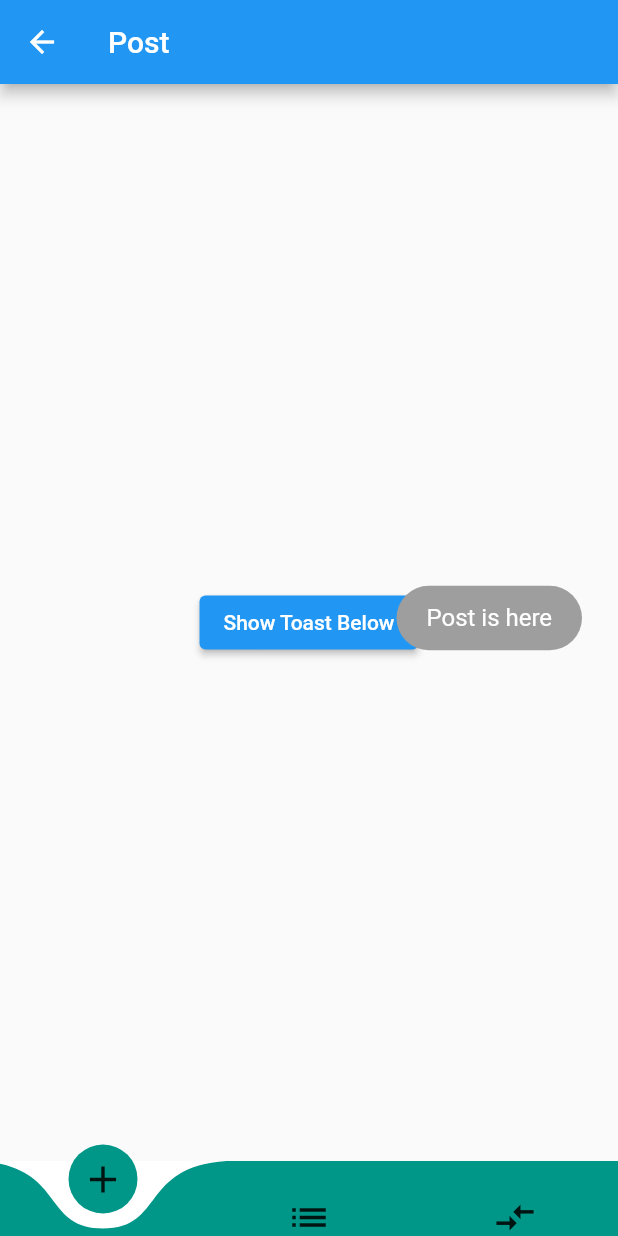
After one commit to IstiaqOsman/Flutter_Project_from_SDMGA, a Flutter app: the curved_n_bar screen opened directly, after a tap on "Show Toast Below", on a phone screen of 412 x 824 dp. The commit adds this screen. Run offline on Flutter 3.47's test engine with Material 2 defaults, Android fonts, the phone set to English and light mode, and no system bars; drawn by our look-alikes of curved_navigation_bar; our stand-ins replace fluttertoast.

Commit message:
added custom curved navigation bar to the project.

```diff
--- a/lib/drawer_folders/customDrawer.dart
+++ b/lib/drawer_folders/customDrawer.dart
@@ -1,6 +1,7 @@
 import 'dart:ui';
 import 'package:flutter/cupertino.dart';
 import 'package:flutter/material.dart';
+import 'package:untitled/drawer_folders/ui/curved_n_bar.dart';
 // import 'profilepage.dart';
 import 'home_page.dart';
 // import 'login_register_page.dart';
@@ -167,6 +168,17 @@ Widget customDrawer(BuildContext context){
                 },
               ),
             ),
+            Card(
+              borderOnForeground: true,
+              child:
+              ListTile(
+                leading: Icon(Icons.people),
+                title: Text('Curved Navigation Bar'),
+                onTap: (){
+                  Navigator.of(context).push(MaterialPageRoute(builder: (context) => curved_n_bar()));
+                },
+              ),
+            ),
           ],
         ),
     ),
--- /dev/null
+++ b/lib/drawer_folders/ui/curved_n_bar.dart
@@ -0,0 +1,49 @@
+import 'package:curved_navigation_bar/curved_navigation_bar.dart';
+import 'package:flutter/cupertino.dart';
+import 'package:flutter/material.dart';
+import 'package:fluttertoast/fluttertoast.dart';
+import 'package:untitled/drawer_folders/ui/post.dart';
+import 'package:untitled/drawer_folders/ui/dashboard.dart';
+import 'package:untitled/drawer_folders/ui/history.dart';
+
+class curved_n_bar extends StatefulWidget{
+  _statee createState()=> _statee();
+}
+
+class _statee extends State<curved_n_bar>{
+
+  @override
+  void initState(){
+    super.initState();
+  }
+  int myindex = 1;
+  List pages  =
+  [
+    post(),
+    Dashboard(),
+    History(),
+  ];
+  @override
+  Widget build(BuildContext context) {
+    return Scaffold(
+      bottomNavigationBar: CurvedNavigationBar(
+        backgroundColor: Colors.white,
+        color: Colors.teal,
+        height: 50,
+        animationCurve: Curves.linearToEaseOut,
+        index: 1,
+        items: <Widget>[
+          Icon(Icons.add, size: 30),
+          Icon(Icons.list, size: 30),
+          Icon(Icons.compare_arrows, size: 30),
+        ],
+        onTap: (index) {
+          setState(() {
+            myindex = index;
+          });
+        },
+      ),
+      body: pages[myindex],
+    );
+  }
+}
--- /dev/null
+++ b/lib/drawer_folders/ui/dashboard.dart
@@ -0,0 +1,16 @@
+import 'package:flutter/cupertino.dart';
+import 'package:flutter/material.dart';
+
+class Dashboard extends StatefulWidget{
+  _State createState()=> _State();
+}
+
+class _State  extends State<Dashboard>{
+  @override
+  Widget build(BuildContext context) {
+    // TODO: implement build
+    return Scaffold(
+      appBar: AppBar(title: Text('Dashboard'),),
+    );
+  }
+}
--- /dev/null
+++ b/lib/drawer_folders/ui/history.dart
@@ -0,0 +1,16 @@
+import 'package:flutter/cupertino.dart';
+import 'package:flutter/material.dart';
+
+class History extends StatefulWidget{
+  _State createState()=> _State();
+}
+
+class _State  extends State<History>{
+  @override
+  Widget build(BuildContext context) {
+    // TODO: implement build
+    return Scaffold(
+      appBar: AppBar(title: Text('History'),),
+    );
+  }
+}
--- /dev/null
+++ b/lib/drawer_folders/ui/post.dart
@@ -0,0 +1,39 @@
+import 'package:flutter/cupertino.dart';
+import 'package:flutter/material.dart';
+import 'package:fluttertoast/fluttertoast.dart';
+
+class post extends StatefulWidget{
+  _State createState()=> _State();
+}
+
+class _State  extends State<post>{
+
+  @override
+  void initState() {
+    super.initState();
+  }
+  @override
+  Widget build(BuildContext context) {
+    // TODO: implement build
+    return Scaffold(
+      appBar: AppBar(title: Text('Post')),
+      body: Center(
+        child: ElevatedButton(
+          onPressed: (){
+            Fluttertoast.showToast(
+                msg: "Post is here",
+                toastLength: Toast.LENGTH_LONG,
+                gravity: ToastGravity.CENTER_RIGHT,
+                timeInSecForIosWeb: 10,
+                backgroundColor: Colors.grey,
+                textColor: Colors.white,
+                webShowClose: true,
+                fontSize: 16.0
+            );
+          },
+          child: Text('Show Toast Below'),
+        ),
+      ),
+    );
+  }
+}
--- a/pubspec.yaml
+++ b/pubspec.yaml
@@ -24,7 +24,8 @@ dependencies:
   flutter:
     sdk: flutter
   cupertino_icons: ^1.0.2
-  fluttertoast: 8.0.8
+  curved_navigation_bar: ^1.0.1
+  fluttertoast: ^8.0.8
   http: ^0.13.4
 dev_dependencies:
   flutter_test:
```
Also changed, not shown: lib/drawer_folders/fake_store/input_type.dart (added), pubspec.lock.
